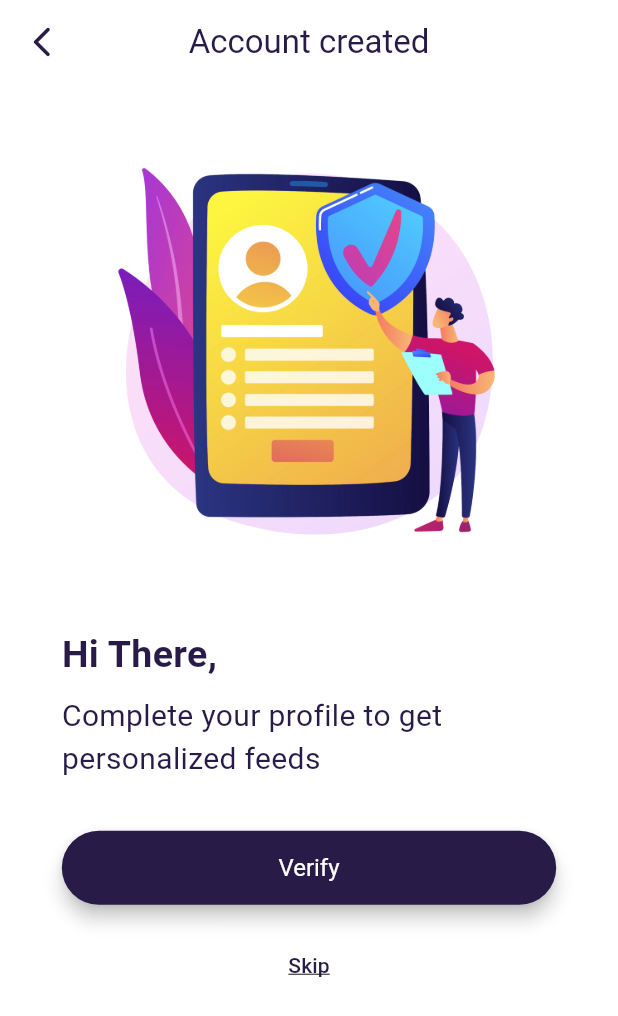
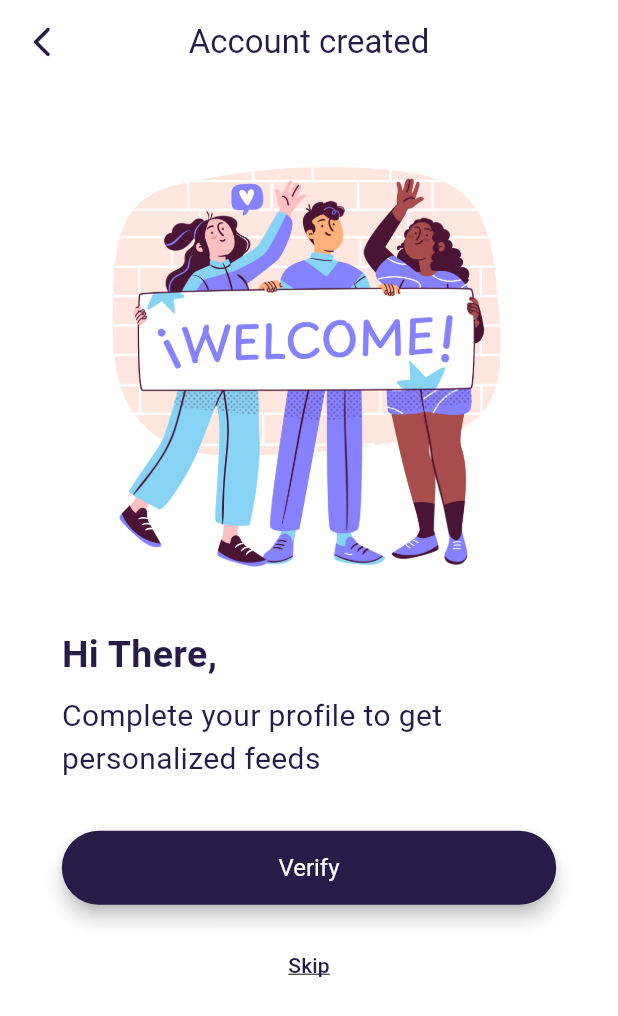
Before and after one commit to ayutanu/w3project, a Flutter app: the Account screen opened directly, on a phone screen of 412 x 824 dp. Shown: the top 1016 px of the screen. Run offline on Flutter 3.47's test engine with Material 3 defaults, Android fonts, the phone set to English and light mode, and no system bars; Roboto replaces fonts that are missing (iso).

Commit message:
picture changed

```diff
--- a/lib/main.dart
+++ b/lib/main.dart
@@ -5,8 +5,8 @@ import 'package:flutter/services.dart';
 void main() {
   runApp(const MyApp());
   SystemChrome.setSystemUIOverlayStyle(const SystemUiOverlayStyle(
-    statusBarColor: Colors.white, // Change to your desired color
-  )); // Change to your desired color
+    statusBarColor: Colors.white,
+  ));
 }
 
 class MyApp extends StatelessWidget {
--- a/lib/screens/account.dart
+++ b/lib/screens/account.dart
@@ -25,8 +25,7 @@ class _AccountState extends State<Account> {
           },
           icon: const Icon(Icons.arrow_back_ios_new_rounded),
         ), // Remove shadow
-        iconTheme:
-            const IconThemeData(color: Color(0xFF281B48)), // Set icon color
+        iconTheme: const IconThemeData(color: Color(0xFF281B48)),
         title: const Text(
           'Account created',
           textAlign: TextAlign.center,
@@ -34,7 +33,7 @@ class _AccountState extends State<Account> {
             color: Color(0xFF281B48),
           ),
         ),
-        centerTitle: true, // Center title in AppBar
+        centerTitle: true,
       ),
       body: SingleChildScrollView(
         child: Padding(
@@ -48,7 +47,7 @@ class _AccountState extends State<Account> {
             children: [
               Center(
                 child: Image.asset(
-                  'assets/images/p2.png',
+                  'assets/images/welcome.jpg',
                   height: screenHeight * 0.4, // 40% of screen height
                   width: screenWidth * 0.7, // 70% of screen width
                   fit: BoxFit.cover,
--- a/pubspec.yaml
+++ b/pubspec.yaml
@@ -33,6 +33,7 @@ flutter:
     - assets/images/rr.jpg
     - assets/images/p2.png
     - assets/images/fr.png
+    - assets/images/welcome.jpg
     - assets/fonts/med.eot
     - assets/fonts/black.otf
     - assets/fonts/bold.otf
```
Also changed, not shown: lib/screens/login.dart (+7 -12 lines), assets/images/welcome.jpg (added).
